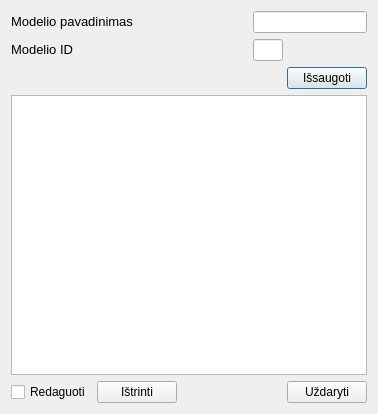
Before: the Qt Designer form duombaze/naujasmodelis.ui in Tautvydas2019/Diplomas, drawn with Qt 5.
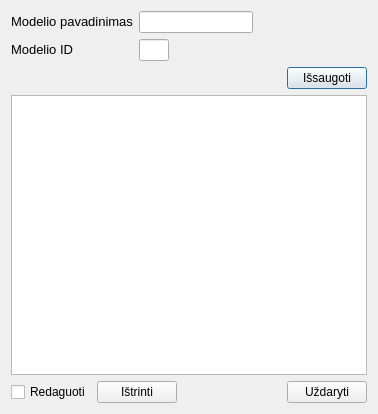
After: the same form once the commit is applied.

Commit message: Done client insert form

```diff
--- a/duombaze/naujasmodelis.ui
+++ b/duombaze/naujasmodelis.ui
@@ -34,19 +34,6 @@
        </item>
       </layout>
      </item>
-     <item>
-      <spacer name="horizontalSpacer">
-       <property name="orientation">
-        <enum>Qt::Horizontal</enum>
-       </property>
-       <property name="sizeHint" stdset="0">
-        <size>
-         <width>40</width>
-         <height>20</height>
-        </size>
-       </property>
-      </spacer>
-     </item>
      <item>
       <layout class="QVBoxLayout" name="verticalLayout_2">
        <item>
@@ -67,6 +54,9 @@
        </item>
        <item>
         <widget class="QLineEdit" name="lineEdit_2">
+         <property name="enabled">
+          <bool>true</bool>
+         </property>
          <property name="maximumSize">
           <size>
            <width>30</width>
@@ -80,6 +70,19 @@
        </item>
       </layout>
      </item>
+     <item>
+      <spacer name="horizontalSpacer_2">
+       <property name="orientation">
+        <enum>Qt::Horizontal</enum>
+       </property>
+       <property name="sizeHint" stdset="0">
+        <size>
+         <width>40</width>
+         <height>20</height>
+        </size>
+       </property>
+      </spacer>
+     </item>
     </layout>
    </item>
    <item>
```
Left out of the diff: 6 changed lines with no effect on the pictures. The commit also changes 6 other files.
